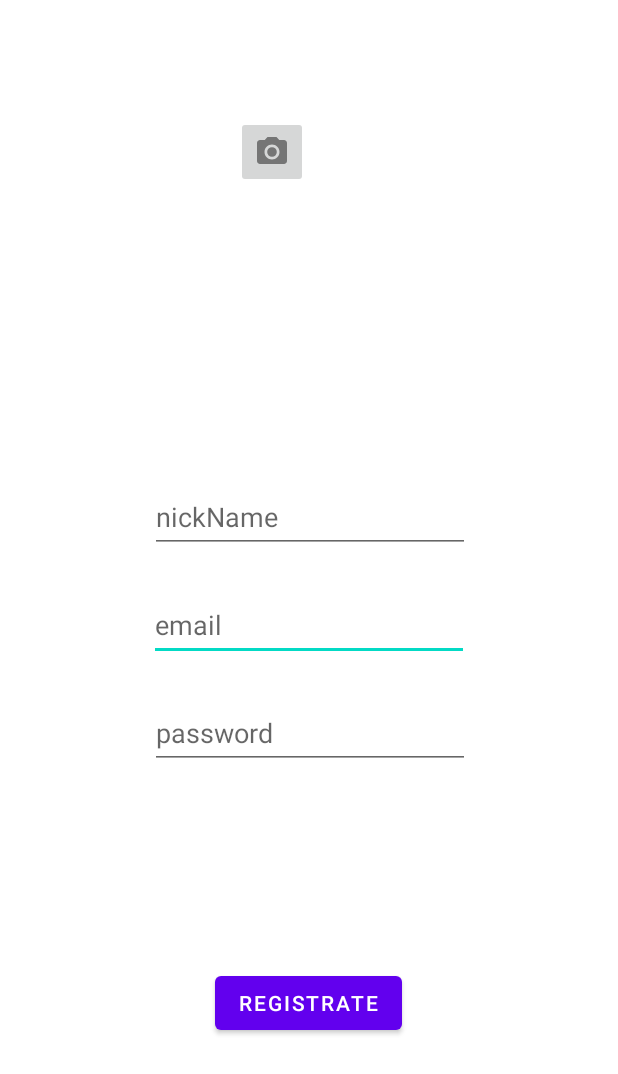
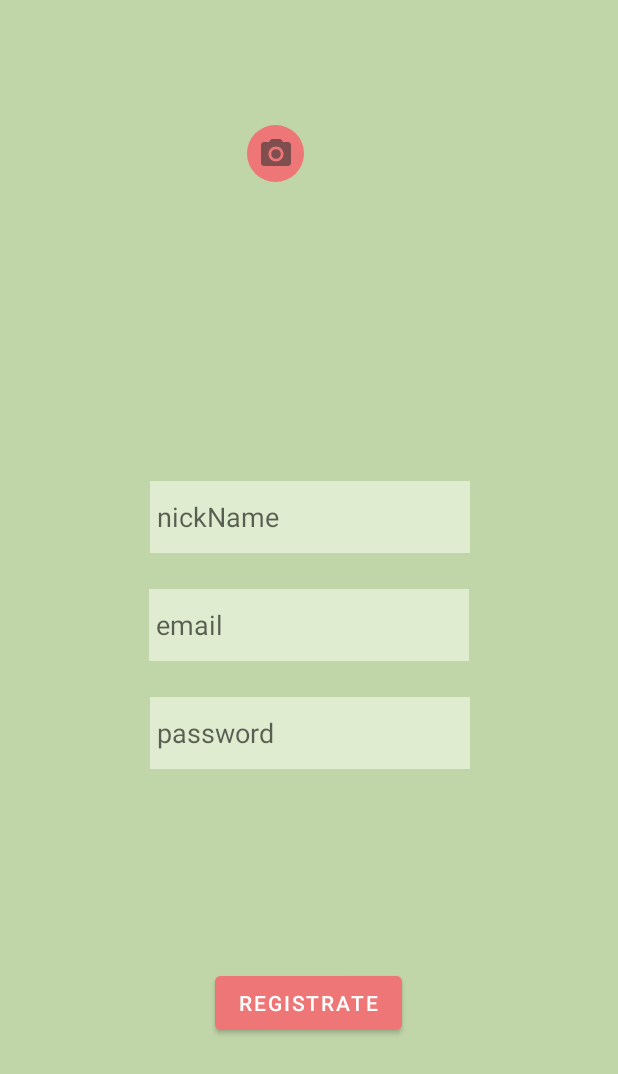
Before and after one commit to KipelovM/edadeda, an Android app: the fragment Registration shown on its own in the app's theme, on a phone screen of 412 x 824 dp. Shown: the top 1074 px of the screen. Run offline under Robolectric (Android 15) with nearby library versions, the phone set to English and light mode, and no system bars; our stand-ins replace Firebase (no records; nobody signed in at launch, a user with empty details on screens opened directly); network calls fail.

Commit message:
disign patch

```diff
--- /dev/null
+++ b/app/src/main/res/drawable-hdpi/image_button.xml
@@ -0,0 +1,5 @@
+<?xml version="1.0" encoding="utf-8"?>
+<shape xmlns:android="http://schemas.android.com/apk/res/android">
+    <solid android:color="#EF7676" />
+    <corners android:radius="20dp" />
+</shape>
--- a/app/src/main/res/layout/fragment_auth.xml
+++ b/app/src/main/res/layout/fragment_auth.xml
@@ -84,6 +84,7 @@
                 android:layout_width="wrap_content"
                 android:layout_height="wrap_content"
                 android:layout_weight="1"
+                android:backgroundTint="#EF7676"
                 android:text="registrate" />
 
             <Button
--- a/app/src/main/res/layout/fragment_registration.xml
+++ b/app/src/main/res/layout/fragment_registration.xml
@@ -9,15 +9,18 @@
     <androidx.constraintlayout.widget.ConstraintLayout
         android:id="@+id/btnReg"
         android:layout_width="match_parent"
-        android:layout_height="match_parent">
+        android:layout_height="match_parent"
+        android:background="#C0D5A8">
 
         <EditText
             android:id="@+id/etEmail"
             android:layout_width="wrap_content"
             android:layout_height="wrap_content"
             android:layout_marginTop="24dp"
+            android:background="#DFECD0"
+            android:backgroundTint="#DFECD0"
             android:ems="10"
-            android:hint="email"
+            android:hint=" email"
             android:inputType="textEmailAddress"
             android:minHeight="48dp"
             app:layout_constraintEnd_toEndOf="parent"
@@ -29,8 +32,10 @@
             android:layout_width="wrap_content"
             android:layout_height="wrap_content"
             android:layout_marginTop="24dp"
+            android:background="#DFECD0"
+            android:backgroundTint="#DFECD0"
             android:ems="10"
-            android:hint="password"
+            android:hint=" password"
             android:inputType="textPassword"
             android:minHeight="48dp"
             app:layout_constraintEnd_toEndOf="parent"
@@ -42,8 +47,10 @@
             android:id="@+id/etName"
             android:layout_width="wrap_content"
             android:layout_height="wrap_content"
+            android:background="#DFECD0"
+            android:backgroundTint="#DFECD0"
             android:ems="10"
-            android:hint="nickName"
+            android:hint=" nickName"
             android:inputType="textPersonName"
             android:minHeight="48dp"
             app:layout_constraintBottom_toBottomOf="parent"
@@ -59,7 +66,7 @@
             android:layout_height="wrap_content"
             app:layout_constraintBottom_toBottomOf="parent"
             app:layout_constraintEnd_toEndOf="parent"
-            app:layout_constraintHorizontal_bias="0.498"
+            app:layout_constraintHorizontal_bias="0.501"
             app:layout_constraintStart_toStartOf="parent"
             app:layout_constraintTop_toTopOf="parent"
             app:layout_constraintVertical_bias="0.152"
@@ -68,8 +75,11 @@
         <ImageButton
             android:id="@+id/btnChgImg"
             style="@android:style/Widget.DeviceDefault.ImageButton"
-            android:layout_width="wrap_content"
-            android:layout_height="wrap_content"
+            android:layout_width="38dp"
+            android:layout_height="38dp"
+            android:layout_marginEnd="4dp"
+            android:layout_marginBottom="4dp"
+            android:background="@drawable/image_button"
             android:minHeight="48dp"
             android:scrollbarSize="24dp"
             android:src="@drawable/ic_chose_img"
@@ -81,6 +91,7 @@
             android:id="@+id/btnEdit"
             android:layout_width="wrap_content"
             android:layout_height="wrap_content"
+            android:backgroundTint="#EF7676"
             android:text="Registrate"
             app:layout_constraintBottom_toBottomOf="parent"
             app:layout_constraintEnd_toEndOf="parent"
```
Also changed, not shown: app/src/main/res/layout/fragment_edit_profile.xml (+11 -4 lines).
